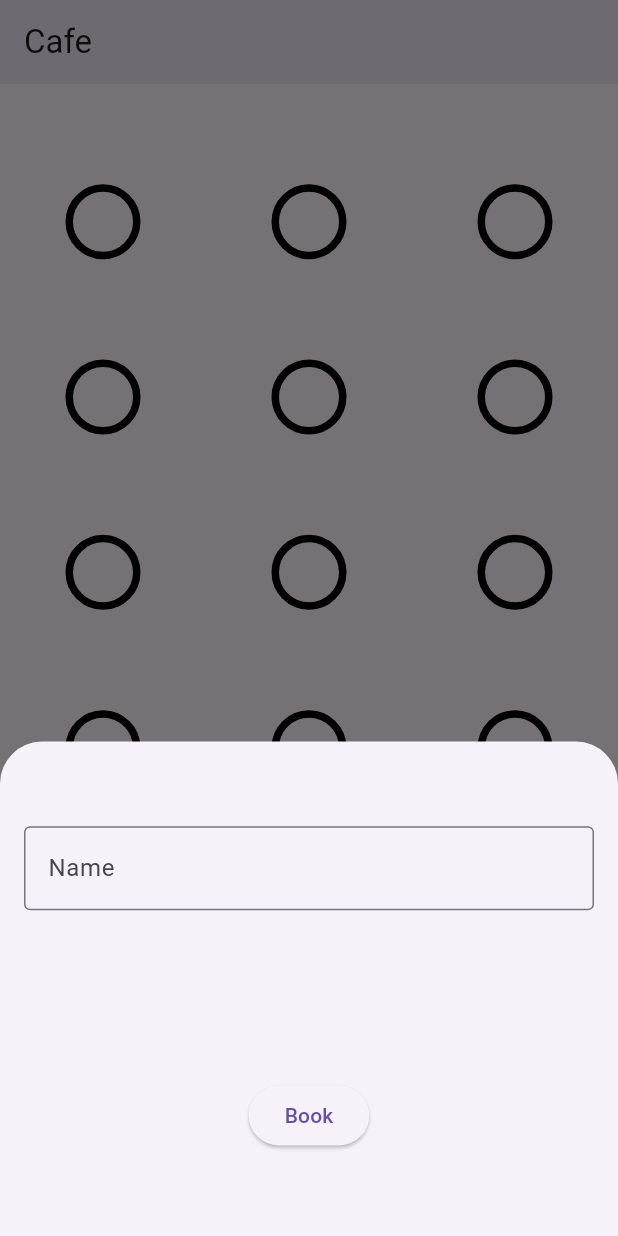
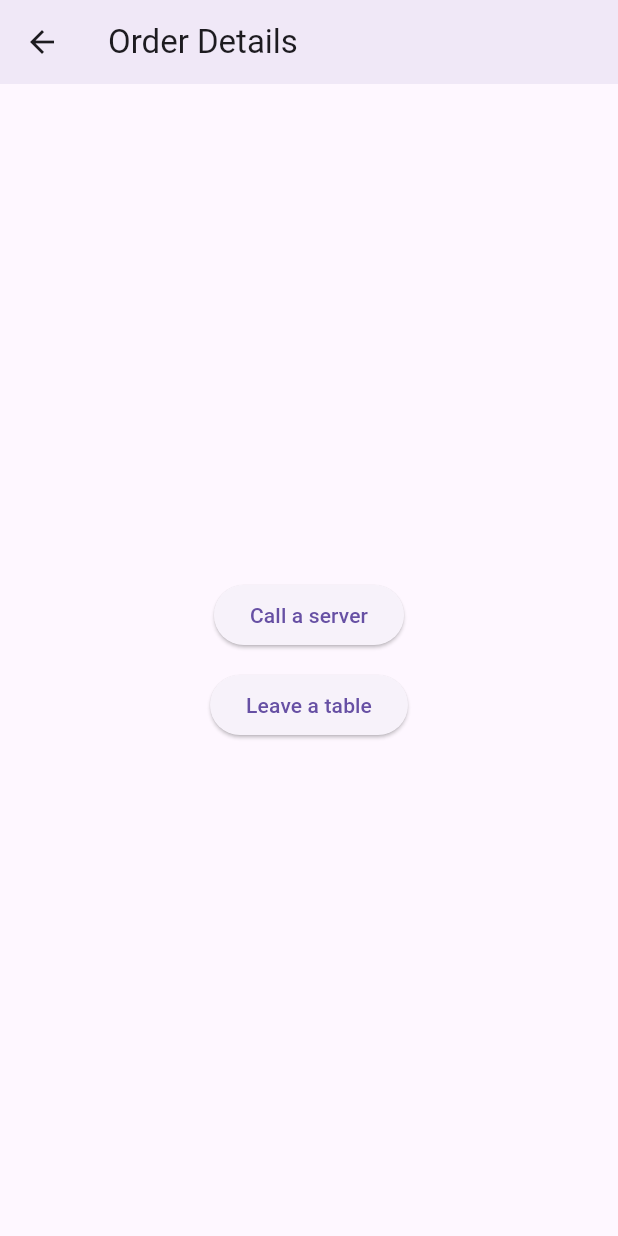
Before and after one commit to B1loliddin/proj, a Flutter app: the screen it shows after launch, item 2 of the bottom bar chosen, after a tap on "Book", on a phone screen of 412 x 824 dp. Run offline on Flutter 3.47's test engine with Material 3 defaults, Android fonts, the phone set to English and light mode, and no system bars.

Commit message:
order details page without functionality

```diff
--- a/lib/app.dart
+++ b/lib/app.dart
@@ -1,5 +1,6 @@
 import 'package:flutter/material.dart';
 import 'package:proj/pages/home_page.dart';
+import 'package:proj/pages/order_details_page.dart';
 import 'package:proj/pages/splash_page.dart';
 
 class MyApp extends StatelessWidget {
@@ -12,6 +13,7 @@ class MyApp extends StatelessWidget {
       routes: {
         '/': (context) => SplashPage(),
         'home-page': (context) => HomePage(),
+        'order-details-page': (context) => OrderDetailsPage(),
       },
       initialRoute: '/',
       // home: HomePage(),
--- a/lib/pages/home_page.dart
+++ b/lib/pages/home_page.dart
@@ -5,14 +5,22 @@ class HomePage extends StatelessWidget {
 
   @override
   Widget build(BuildContext context) {
+    void bookButtonOnPressed() {
+      Navigator.pushReplacementNamed(context, 'order-details-page');
+    }
+
     final tablesList = List.generate(6, (index) {
       return Row(
         mainAxisAlignment: MainAxisAlignment.spaceAround,
-        children: List.generate(3, (index) => TableWidget()),
+        children: List.generate(
+          3,
+          (index) => TableWidget(bookOnPressed: bookButtonOnPressed),
+        ),
       );
     }).toList();
 
     return Scaffold(
+      resizeToAvoidBottomInset: false,
       appBar: AppBar(
         elevation: 4,
         title: Text('Cafe'),
@@ -28,34 +36,40 @@ class HomePage extends StatelessWidget {
 }
 
 class TableWidget extends StatelessWidget {
+  final VoidCallback bookOnPressed;
+
   const TableWidget({
     super.key,
+    required this.bookOnPressed,
   });
 
   @override
   Widget build(BuildContext context) {
-    return InkWell(
-      onTap: () {
+    void tableWidgetOnTap() {
       showModalBottomSheet(
         context: context,
         builder: (context) {
           return Padding(
             padding: const EdgeInsets.symmetric(horizontal: 16),
             child: SizedBox(
-                height: MediaQuery.sizeOf(context).height * 0.4,
+              height: MediaQuery.sizeOf(context).height * 0.90,
               child: Column(
-                  mainAxisAlignment: MainAxisAlignment.spaceAround,
+                mainAxisAlignment: MainAxisAlignment.start,
                 children: [
+                  SizedBox(height: 50),
+
+                  /// #name textfield
                   TextField(
                     decoration: InputDecoration(
                       hintText: 'Name',
                       border: OutlineInputBorder(),
                     ),
                   ),
+                  SizedBox(height: 20),
 
-                    /// #
+                  /// #book button
                   ElevatedButton(
-                      onPressed: () {},
+                    onPressed: bookOnPressed,
                     child: Text('Book'),
                   ),
                 ],
@@ -64,7 +78,10 @@ class TableWidget extends StatelessWidget {
           );
         },
       );
-      },
+    }
+
+    return InkWell(
+      onTap: tableWidgetOnTap,
       customBorder: CircleBorder(),
       child: DecoratedBox(
         decoration: BoxDecoration(
--- /dev/null
+++ b/lib/pages/order_details_page.dart
@@ -0,0 +1,61 @@
+import 'package:flutter/material.dart';
+
+class OrderDetailsPage extends StatelessWidget {
+  const OrderDetailsPage({super.key});
+
+  @override
+  Widget build(BuildContext context) {
+    void callServerOnPressed() {}
+
+    void cancelButtonOnPressed() => Navigator.pop(context);
+
+    void okButtonOnPressed() {
+      Navigator.pop(context);
+    }
+
+    void leaveTableOnPressed() {
+      showDialog(
+        context: context,
+        builder: (context) {
+          return AlertDialog(
+            title: Text('Are you sure to leave table'),
+            content: Text('Data'),
+            actions: [
+              TextButton(
+                onPressed: cancelButtonOnPressed,
+                child: Text('Cancel'),
+              ),
+              TextButton(
+                onPressed: okButtonOnPressed,
+                child: Text('OK'),
+              ),
+            ],
+          );
+        },
+      );
+    }
+
+    return Scaffold(
+      appBar: AppBar(
+        elevation: 4,
+        title: Text('Order Details'),
+      ),
+      body: Center(
+        child: Column(
+          mainAxisAlignment: MainAxisAlignment.center,
+          children: [
+            ElevatedButton(
+              onPressed: callServerOnPressed,
+              child: Text('Call a server'),
+            ),
+            SizedBox(height: 12),
+            ElevatedButton(
+              onPressed: leaveTableOnPressed,
+              child: Text('Leave a table'),
+            ),
+          ],
+        ),
+      ),
+    );
+  }
+}
```
Lines whose indentation alone changed are shown as unchanged.
